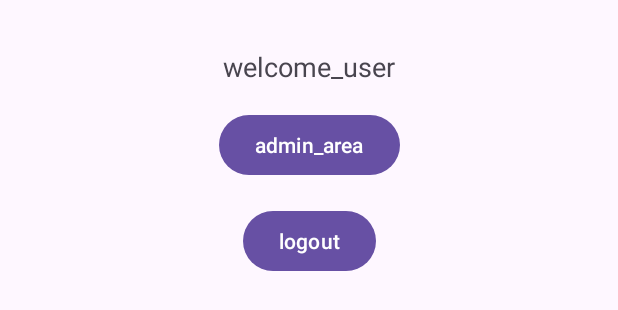
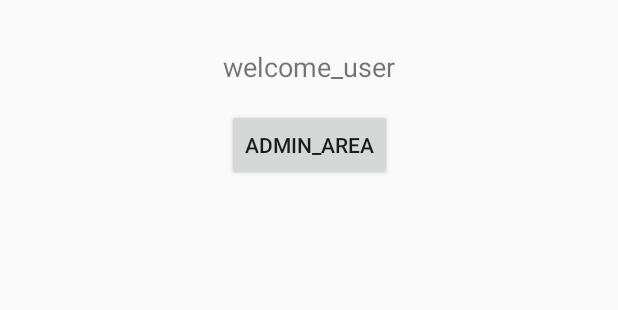
Before and after one commit to aconst26/Music_App, an Android app: the layout activity_main.xml on its own in the app's theme, with its tools: preview values and no code run, on a phone screen of 412 x 824 dp. Shown: the top 310 px of the screen. Run offline under Robolectric (Android 15) with nearby library versions, the phone set to English and light mode, and no system bars.

```diff
--- a/app/src/main/AndroidManifest.xml
+++ b/app/src/main/AndroidManifest.xml
@@ -10,7 +10,7 @@
         android:label="@string/app_name"
         android:roundIcon="@mipmap/ic_launcher_round"
         android:supportsRtl="true"
-        android:theme="@style/Theme.MusicApp"
+        android:theme="@style/Theme.AppCompat.DayNight.DarkActionBar"
         tools:targetApi="31">
         <activity
             android:name=".LoginActivity"
--- a/app/src/main/res/layout/activity_main.xml
+++ b/app/src/main/res/layout/activity_main.xml
@@ -30,14 +30,5 @@
         app:layout_constraintStart_toStartOf="parent"
         app:layout_constraintEnd_toEndOf="parent" />
 
-    <Button
-        android:id="@+id/logButton"
-        android:layout_width="wrap_content"
-        android:layout_height="wrap_content"
-        android:text="@string/logout"
-        android:layout_marginTop="16dp"
-        app:layout_constraintTop_toBottomOf="@id/adminButton"
-        app:layout_constraintStart_toStartOf="parent"
-        app:layout_constraintEnd_toEndOf="parent" />
 
 </androidx.constraintlayout.widget.ConstraintLayout>
```
Also changed, not shown: 1 other file.
